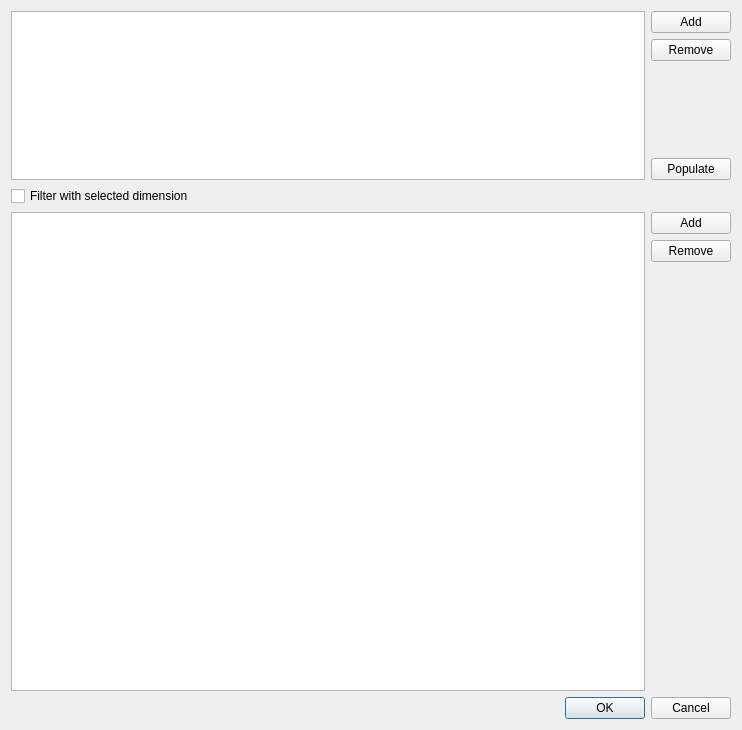
Before: the Qt Designer form ui/settings_dialog.ui in camptocamp/QGIS-DimensionsSelector, drawn with Qt 5.
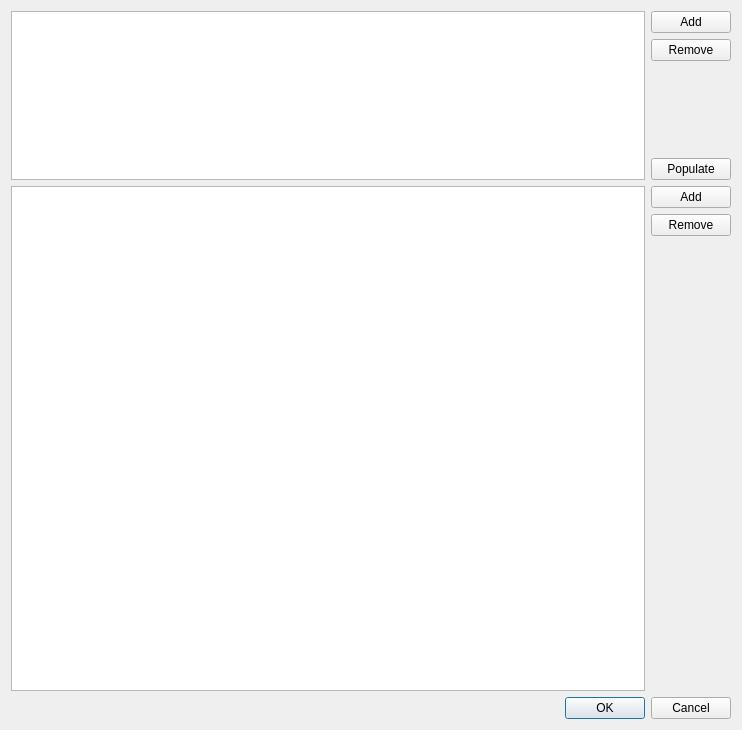
After: the same form once the commit is applied.

Commit message: Correctly handle multiple selection in dimensionsView

```diff
--- a/ui/settings_dialog.ui
+++ b/ui/settings_dialog.ui
@@ -13,7 +13,7 @@
   <property name="windowTitle">
    <string>Dimensions Selector Settings</string>
   </property>
-  <layout class="QVBoxLayout" name="verticalLayout_2" stretch="1,3,0">
+  <layout class="QVBoxLayout" name="verticalLayout" stretch="1,3,0">
    <item>
     <layout class="QHBoxLayout" name="horizontalLayout">
      <item>
@@ -60,15 +60,6 @@
     </layout>
    </item>
    <item>
-    <layout class="QVBoxLayout" name="verticalLayout" stretch="0,0">
-     <item>
-      <widget class="QCheckBox" name="filterCheckBox">
-       <property name="text">
-        <string>Filter with selected dimension</string>
-       </property>
-      </widget>
-     </item>
-     <item>
       <layout class="QHBoxLayout" name="horizontalLayout_2">
        <item>
         <widget class="QTableView" name="layerDimensionsView"/>
@@ -101,8 +92,6 @@
             </size>
            </property>
           </spacer>
-         </item>
-        </layout>
        </item>
       </layout>
      </item>
```
Lines whose indentation alone changed are shown as unchanged. The commit also changes 1 other file.
